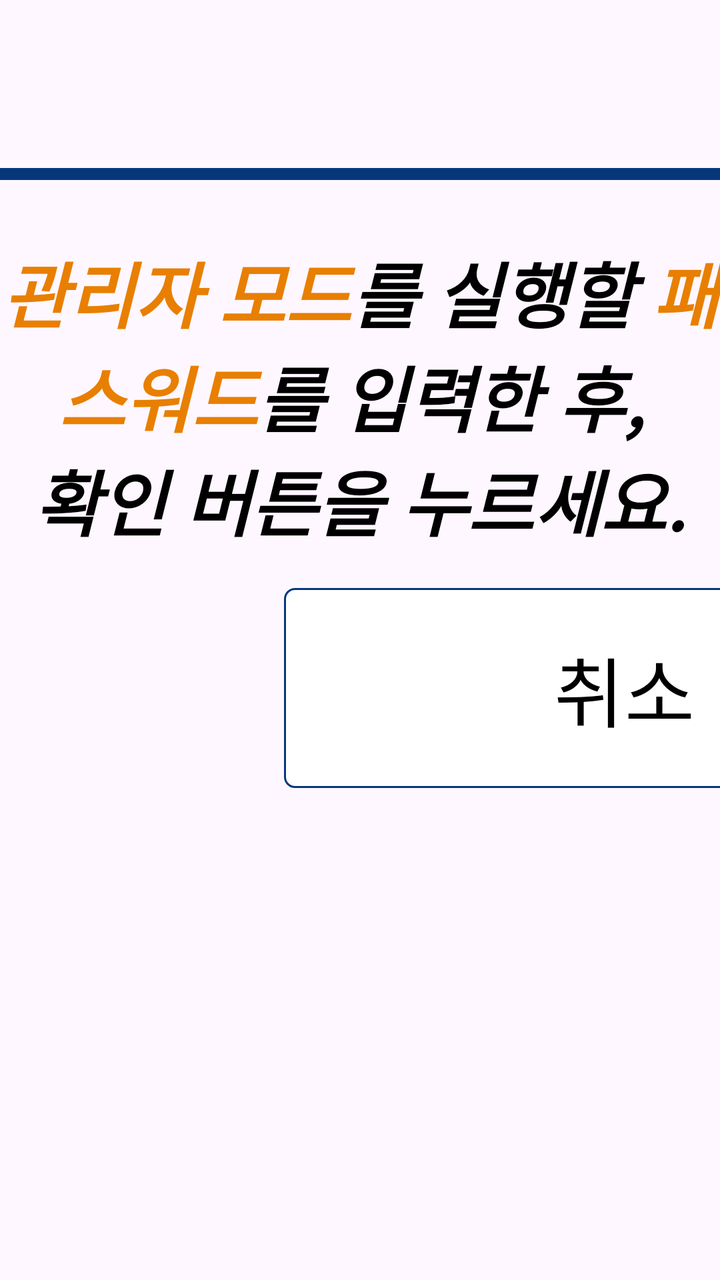
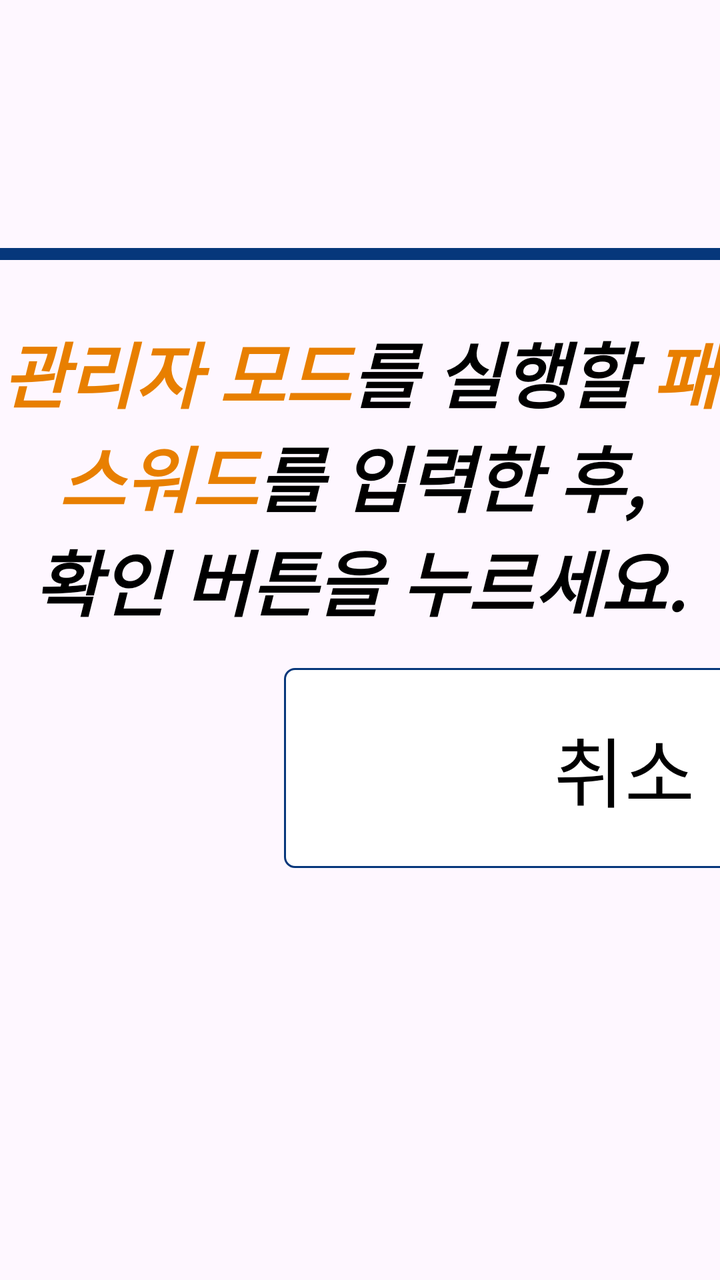

The first picture is an Android layout as it rendered before a commit; the second is the same layout after the commit. The layout source and the unified diff follow.
<!-- AndroidManifest.xml: application theme Theme.FastCharger -->
<!-- res/layout/fragment_admin_password.xml -->
<?xml version="1.0" encoding="utf-8"?>
<androidx.constraintlayout.widget.ConstraintLayout xmlns:android="http://schemas.android.com/apk/res/android"
    xmlns:tools="http://schemas.android.com/tools"
    xmlns:app="http://schemas.android.com/apk/res-auto"
    android:layout_width="1024dp"
    android:layout_height="652dp"
    android:orientation="horizontal"
    tools:context=".pages.AdminPasswordFragment">

    <EditText
        android:id="@+id/editPassword"
        android:layout_width="480dp"
        android:layout_height="wrap_content"
        android:layout_marginTop="10dp"
        android:importantForAutofill="no"
        android:background="@null"
        android:textSize="54sp"
        android:inputType="textPassword"
        android:textAlignment="center"
        app:layout_constraintLeft_toLeftOf="parent"
        app:layout_constraintRight_toRightOf="parent"
        app:layout_constraintTop_toTopOf="parent"
        tools:ignore="LabelFor,TextViewEdits" />

    <View
        android:id="@+id/viewLine"
        android:layout_width="500dp"
        android:layout_height="6dp"
        android:layout_centerInParent="true"
        android:layout_marginTop="2dp"
        android:background="@color/primary"
        app:layout_constraintStart_toStartOf="@id/editPassword"
        app:layout_constraintEnd_toEndOf="@id/editPassword"
        app:layout_constraintTop_toBottomOf="@id/editPassword" />

    <ImageView
        android:id="@+id/imgAdmin"
        android:layout_width="wrap_content"
        android:layout_height="wrap_content"
        android:layout_marginEnd="20dp"
        android:background="@drawable/admin"
        app:layout_constraintEnd_toStartOf="@id/txtAdminTitle"
        app:layout_constraintTop_toTopOf="@id/txtAdminTitle"
        app:layout_constraintBottom_toBottomOf="@id/txtAdminTitle"
        tools:ignore="ContentDescription" />

    <TextView
        android:id="@+id/txtAdminTitle"
        android:layout_width="wrap_content"
        android:layout_height="wrap_content"
        android:layout_marginTop="30dp"
        android:gravity="center"
        android:textSize="36sp"
        android:textStyle="bold|italic"
        android:text="@string/adminTitle"
        app:layout_constraintTop_toBottomOf="@id/viewLine"
        app:layout_constraintStart_toStartOf="parent"
        app:layout_constraintEnd_toEndOf="parent" />

    <Button
        android:id="@+id/btnCancel"
        android:layout_width="340dp"
        android:layout_height="100dp"
        android:layout_marginStart="142dp"
        android:layout_marginTop="60dp"
        android:text="@string/btn_Cancel"
        android:textSize="38sp"
        android:textColor="@color/primary"
        android:background="@drawable/selector_default_btn"
        app:backgroundTint="@null"
        app:layout_constraintLeft_toLeftOf="parent"
        app:layout_constraintTop_toBottomOf="@id/imgAdmin" />

    <Button
        android:id="@+id/btnConfirm"
        android:layout_width="340dp"
        android:layout_height="100dp"
        android:layout_marginStart="60dp"
        android:text="@string/btn_confirm"
        android:textSize="38sp"
        android:textColor="@color/white"
        android:background="@drawable/shape_btn_blue"
        app:backgroundTint="@null"
        app:layout_constraintLeft_toRightOf="@id/btnCancel"
        app:layout_constraintTop_toTopOf="@id/btnCancel" />

</androidx.constraintlayout.widget.ConstraintLayout>
<!-- resources referenced by this layout -->
<resources>
  <color name="primary">#06377B</color>
  <color name="white">#FFFFFFFF</color>
  <!-- drawable admin: png bitmap (drawable, 1416 bytes) -->
  <!-- drawable selector_default_btn (drawable) -->
  <?xml version="1.0" encoding="utf-8"?>
  <selector xmlns:android="http://schemas.android.com/apk/res/android">
      <item android:state_pressed="true">
          <shape android:shape="rectangle">
              <corners android:radius="5dp" />
              <stroke android:width="1dp" android:color="@color/primary" />
              <gradient android:angle="-90" android:startColor="#FFF1F7FF" android:endColor="#FFF1F7FF" />
          </shape>
      </item>
      <item android:state_focused="true">
          <shape android:shape="rectangle">
              <corners android:radius="5dp" />
              <stroke android:width="1dp" android:color="@color/primary" />
              <gradient android:angle="-90" android:startColor="#FFF1F7FF" android:endColor="#FFF1F7FF" />
          </shape>
      </item>
      <item>
          <shape android:shape="rectangle">
              <corners android:radius="5dp" />
              <stroke android:width="1dp" android:color="@color/primary" />
              <solid android:color="#2de6d6" />
              <gradient android:angle="-90" android:startColor="#FFFFFFFF" android:endColor="#FFFFFFFF" />
          </shape>
      </item>
  </selector>
  <!-- drawable shape_btn_blue (drawable) -->
  <?xml version="1.0" encoding="utf-8"?>
  <shape xmlns:android="http://schemas.android.com/apk/res/android">
      <solid android:color="#06377B" />
      <corners android:radius="5dp" />
  </shape>
  <string name="adminTitle"><font color="#e87f00">관리자 모드</font><font color="#000000">를 실행할 </font><font color="#e87f00">패스워드</font><font color="#000000">를 입력한 후, \n확인 버튼을 누르세요.</font></string>
  <string name="btn_Cancel"><font color="#FF000000">취소</font></string>
  <string name="btn_confirm">확인</string>
  <style name="Theme.FastCharger" parent="Base.Theme.FastCharger" />
  <style name="Base.Theme.FastCharger" parent="Theme.Material3.DayNight.NoActionBar">
          
          
          <item name="windowNoTitle">true</item>
          <item name="android:windowFullscreen">true</item>
      </style>
</resources>

<!-- the commit's change to res/layout/fragment_admin_password.xml (unified diff, before → after) -->
@@ -11,7 +11,7 @@
         android:id="@+id/editPassword"
         android:layout_width="480dp"
         android:layout_height="wrap_content"
-        android:layout_marginTop="10dp"
+        android:layout_marginTop="50dp"
         android:importantForAutofill="no"
         android:background="@null"
         android:textSize="54sp"
